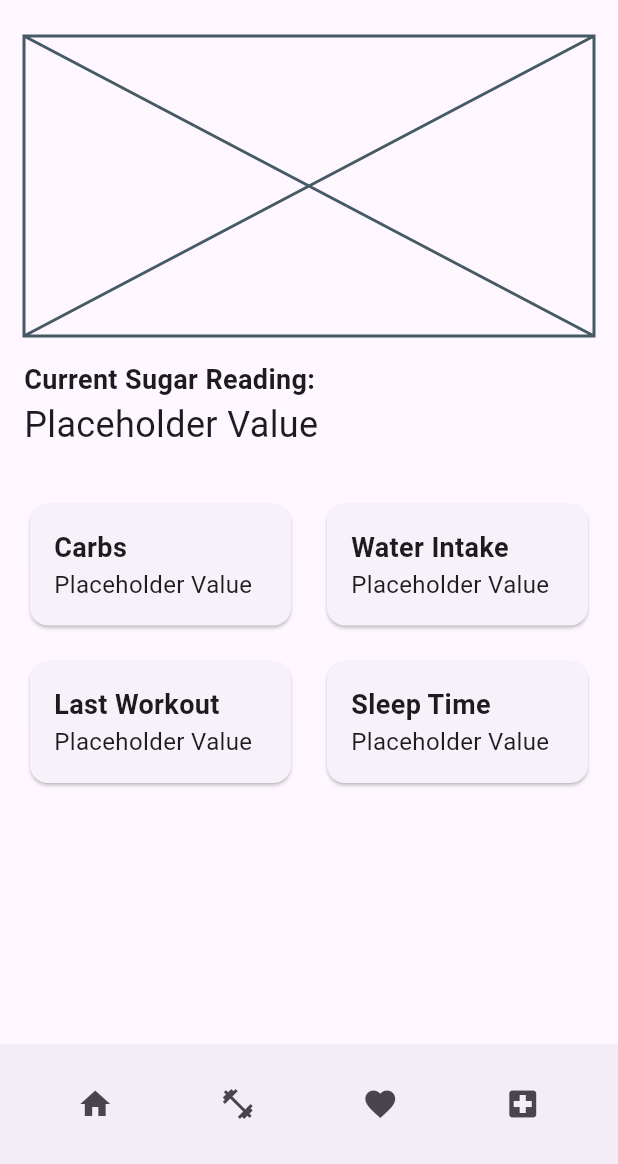
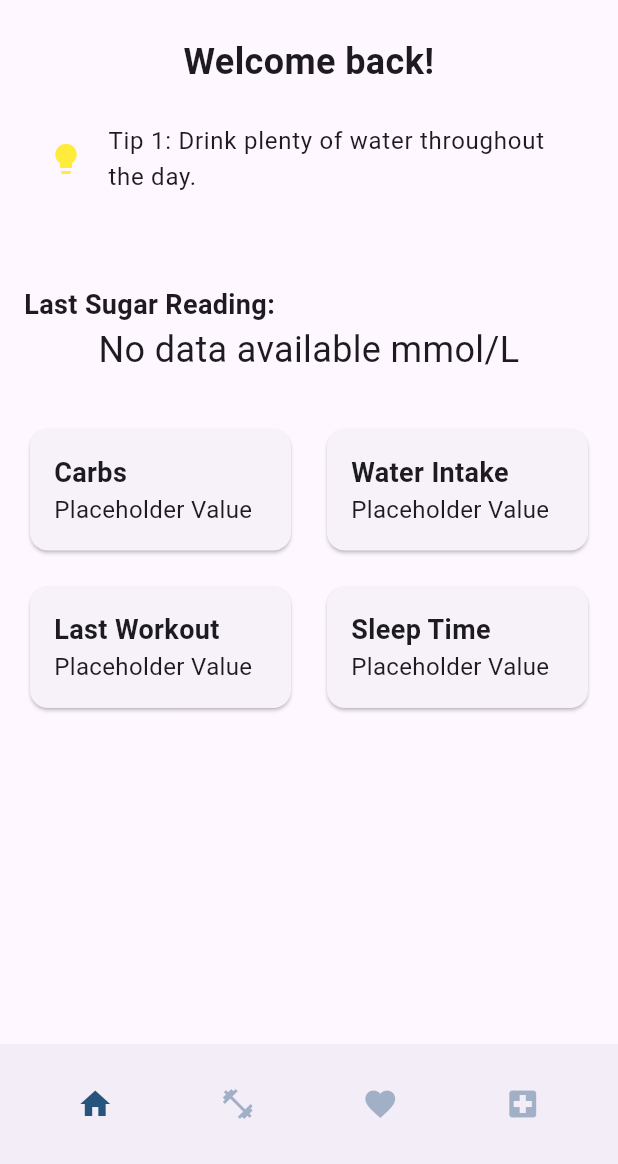
Before and after one commit to NathanLombardRetro/vitaflowplus, a Flutter app: the screen it shows once a user with an empty profile is signed in, after a tap on the "home" icon, on a phone screen of 412 x 824 dp, the part 72-1236 px from its top. Run offline on Flutter 3.47's test engine with Material 3 defaults, Android fonts, the phone set to English and light mode, and no system bars; our stand-ins replace cloud_firestore, firebase_auth, firebase_core; missing offline and left inert: chart_sparkline; accounts and stored records are empty.

Commit message:
fixed and updated pages

```diff
--- a/lib/ui/dashboard/dashboard_page.dart
+++ b/lib/ui/dashboard/dashboard_page.dart
@@ -1,9 +1,14 @@
-import 'package:cloud_firestore/cloud_firestore.dart';
 import 'package:firebase_auth/firebase_auth.dart';
 import 'package:flutter/material.dart';
+import 'package:vitaflowplus/components/top_navigation.dart';
+import 'package:vitaflowplus/services/firebaseFunctions.dart';
 import 'package:vitaflowplus/ui/bloodsugar/viewbloodsugar/viewbloodsugar_page.dart';
 import 'package:vitaflowplus/ui/healthpage/viewhealth/viewhealth_page.dart';
 import 'package:vitaflowplus/ui/workouts/workout/workouts.dart';
+import 'package:vitaflowplus/components/bottom_navigation.dart';
+import 'package:vitaflowplus/widgets/health-tips-widget.dart';
+
+import '../../models/sugar_model.dart';
 
 class Dashboard extends StatefulWidget {
    Dashboard({super.key});
@@ -12,102 +17,15 @@ class Dashboard extends StatefulWidget {
   State<Dashboard> createState() => _MyWidgetState();
 }
 
-void signUserOut(){
-  FirebaseAuth.instance.signOut();
-}
-
 class _MyWidgetState extends State<Dashboard> {
   final user = FirebaseAuth.instance.currentUser!;
-
-  Future<DocumentSnapshot> getUserData() async {
-    final userUID = user.uid;
-    return await FirebaseFirestore.instance.collection('users').doc(userUID).get();
-    }
-
-  void _showPopupMenu(BuildContext context) async {
-  await showMenu(
-    context: context,
-    position: RelativeRect.fromLTRB(100, 100, 0, 0),
-    items: [
-      PopupMenuItem(
-        child: ListTile(
-          leading: Icon(Icons.settings),
-          title: Text('Settings'),
-          onTap: () {
-            // Add functionality for settings
-            Navigator.pop(context);
-          },
-        ),
-      ),
-      PopupMenuItem(
-        child: ListTile(
-          leading: Icon(Icons.logout),
-          title: Text('Logout'),
-          onTap: () {
-            signUserOut();
-            Navigator.pop(context);
-          },
-        ),
-      ),
-    ],
-    elevation: 8.0,
-  );
-}
-
 
   @override
 Widget build(BuildContext context) {
   return Scaffold(
-      appBar: AppBar(
-        leading: Padding(
-          padding: EdgeInsets.all(8.0),
-          child: CircleAvatar(
-            backgroundImage: AssetImage('assets/default.png'), // Placeholder image
-            radius: 16,
-          ),
-        ),
-        title: FutureBuilder<DocumentSnapshot>(
-          future: getUserData(),
-          builder: (context, snapshot) {
-            if (snapshot.connectionState == ConnectionState.waiting) {
-              return Text('Loading...');
-            } else if (snapshot.hasError) {
-              return Text('Error: ${snapshot.error}');
-            } else {
-              final userData = snapshot.data!.data() as Map<String, dynamic>;
-              final firstName = userData['firstName'];
-              final lastName = userData['lastName'];
-              return Text('$firstName $lastName');
-            }
-          },
-        ),
-        actions: [
-          PopupMenuButton(
-            icon: Icon(Icons.settings),
-            itemBuilder: (context) => [
-              PopupMenuItem(
-                child: ListTile(
-                  leading: Icon(Icons.settings),
-                  title: Text('Settings'),
-                  onTap: () {
-                    // Add functionality for settings
-                    Navigator.pop(context);
-                  },
-                ),
-              ),
-              PopupMenuItem(
-                child: ListTile(
-                  leading: Icon(Icons.logout),
-                  title: Text('Logout'),
-                  onTap: () {
-                    signUserOut();
-                    Navigator.pop(context);
-                  },
-                ),
-              ),
-            ],
-          ),
-        ],
+    appBar: PreferredSize(
+      preferredSize: Size.fromHeight(kToolbarHeight),
+      child: CustomAppBar(),
     ),
     body: ListView(
       padding: EdgeInsets.all(16.0),
@@ -115,17 +33,39 @@ class _MyWidgetState extends State<Dashboard> {
         Column(
           crossAxisAlignment: CrossAxisAlignment.stretch,
           children: [
-              Placeholder(
-                fallbackHeight: 200, // Placeholder for graph
+            Text(
+              "Welcome back!",
+              style: TextStyle(fontSize: 24, fontWeight: FontWeight.bold),
+              textAlign: TextAlign.center,
             ),
             SizedBox(height: 16),
+            HealthTipsWidget(),
+            SizedBox(height: 16),
+            FutureBuilder<Sugar?>(
+              future: FirebaseFunctions.fetchLastSugarLevel(user.uid),
+              builder: (context, snapshot) {
+                if (snapshot.connectionState == ConnectionState.waiting) {
+                  return Center(child: CircularProgressIndicator());
+                } else if (snapshot.hasError) {
+                  return Center(child: Text('Error: ${snapshot.error}'));
+                } else {
+                  String sugarReading = snapshot.data != null ? snapshot.data!.bloodSugar : "No data available";
+                  return Column(
+                    crossAxisAlignment: CrossAxisAlignment.stretch,
+                    children: [
                       Text(
-                "Current Sugar Reading:",
+                        "Last Sugar Reading:",
                         style: TextStyle(fontSize: 18, fontWeight: FontWeight.bold),
                       ),
                       Text(
-                "Placeholder Value", // Replace with actual sugar reading
+                        sugarReading + " mmol/L" ,
                         style: TextStyle(fontSize: 24),
+                        textAlign: TextAlign.center,
+                      ),
+                    ],
+                  );
+                }
+              },
             ),
             SizedBox(height: 32),
             Row(
@@ -225,43 +165,19 @@ class _MyWidgetState extends State<Dashboard> {
         ),
       ],
     ),
-      bottomNavigationBar: BottomAppBar(
-        child: Row(
-          mainAxisAlignment: MainAxisAlignment.spaceAround,
-          children: [
-            IconButton(
-              onPressed: () {}, // Placeholder function for home action
-              icon: Icon(Icons.home),
-            ),
-            IconButton(
-              onPressed: () {
-                Navigator.push(
-                  context,
-                  MaterialPageRoute(builder: (context) => WorkoutsPage()),
-                );
+    bottomNavigationBar: CustomBottomNavigationBar(
+      selectedIndex: 0,
+      onTabSelected: (index) {
+        if (index == 1) {
+          Navigator.push(context, MaterialPageRoute(builder: (context) => WorkoutsPage()));
+        }
+        if (index == 2) {
+          Navigator.push(context, MaterialPageRoute(builder: (context) => GraphPage()));
+        }
+        if (index == 3) {
+          Navigator.push(context, MaterialPageRoute(builder: (context) => SleepWaterPage()));
+        }
       },
-              icon: Icon(Icons.fitness_center),
-            ),
-            IconButton(
-              onPressed: () {
-                Navigator.push(
-                  context,
-                  MaterialPageRoute(builder: (context) => GraphPage()),
-                );
-              },
-              icon: Icon(Icons.favorite),
-            ),
-            IconButton(
-              onPressed: () {
-                Navigator.push(
-                  context,
-                  MaterialPageRoute(builder: (context) => SleepWaterPage()),
-                );
-              },
-              icon: Icon(Icons.local_hospital),
-            ),
-          ],
-        ),
     ),
   );
 }
```
Also changed, not shown: lib/ui/bloodsugar/viewbloodsugar/viewbloodsugar_page.dart (+30 -33 lines), lib/ui/healthpage/viewhealth/viewhealth_page.dart (+26 -3 lines), lib/ui/workouts/workout/workouts.dart (+38 -38 lines). Lines whose indentation alone changed are shown as unchanged.
